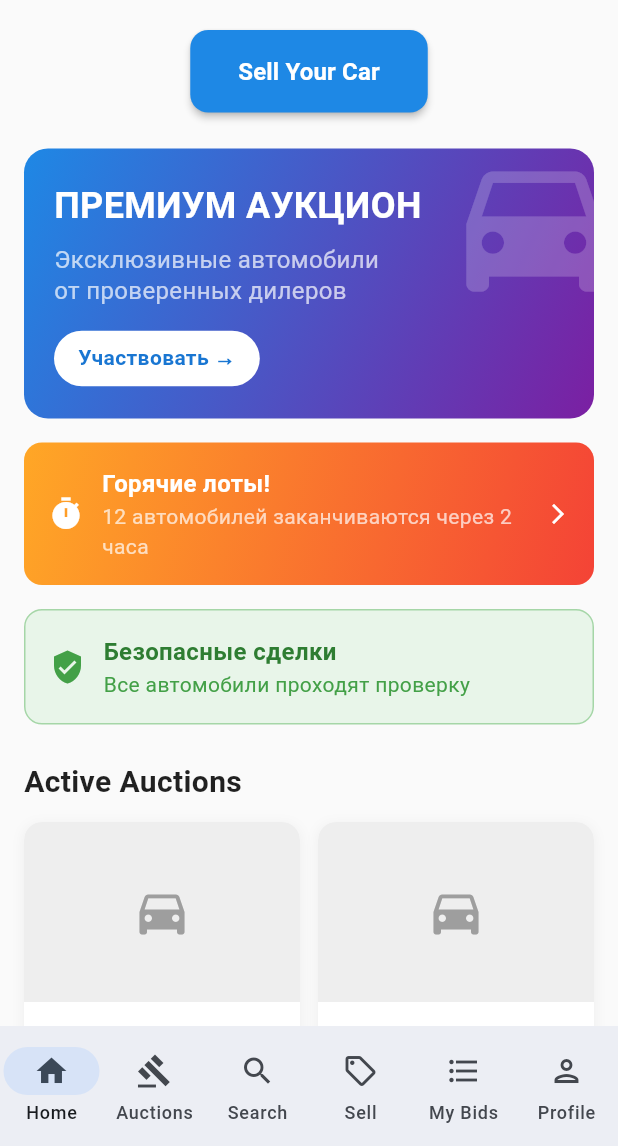
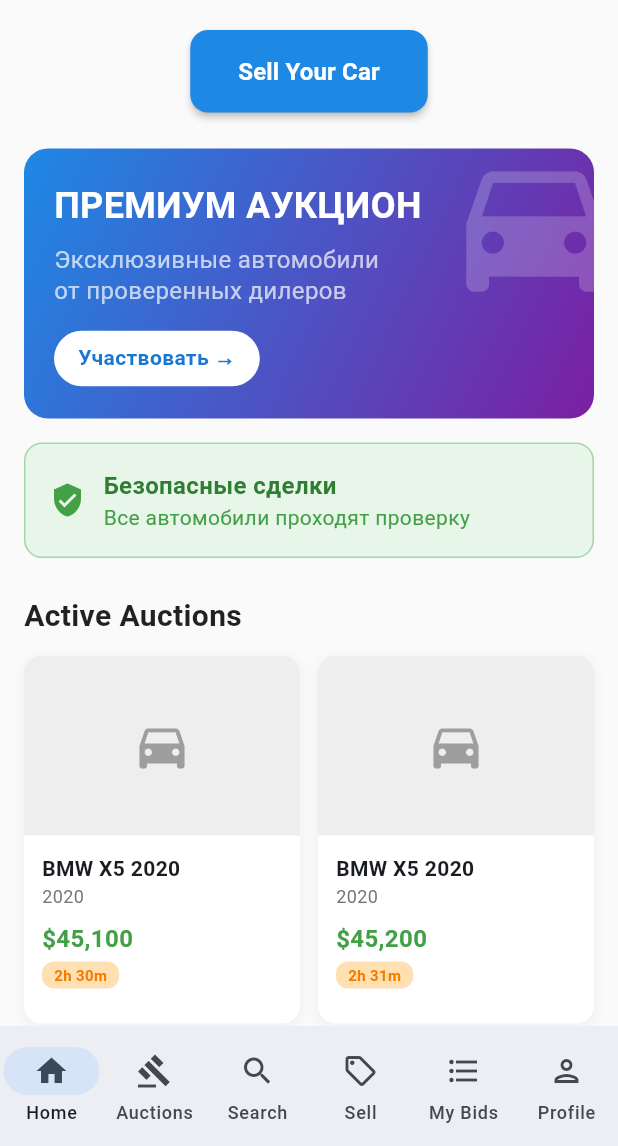
Before and after one commit to serviceapp225/ARO, a Flutter app: the screen it shows after launch, on a phone screen of 412 x 824 dp, the part 90-1236 px from its top. Run offline on Flutter 3.47's test engine with Material 3 defaults, Android fonts, the phone set to English and light mode, and no system bars.

Commit message:
Remove the featured section showcasing rapidly expiring vehicle auctions
Removes the "Hot Lots" banner from Flutter HomeScreen, FlutterPreview.tsx and HomePage.tsx.

Replit-Commit-Author: Agent
Replit-Commit-Session-Id: 4946345d-ac99-4a2f-915c-6c0cb7f43d87
Replit-Commit-Screenshot-Url: https://storage.googleapis.com/screenshot-production-us-central1/d8a15fc1-aa9c-422e-afb1-9506fa80f861/5badefcc-6106-45cb-9711-5184e5a4a9ae.jpg

```diff
--- a/autoauction_flutter/lib/screens/home_screen.dart
+++ b/autoauction_flutter/lib/screens/home_screen.dart
@@ -192,58 +192,7 @@ class _AnnouncementBanners extends StatelessWidget {
 
         const SizedBox(height: 16),
 
-        // Secondary Advertisement Banner
-        Container(
-          width: double.infinity,
-          padding: const EdgeInsets.all(16),
-          decoration: BoxDecoration(
-            gradient: LinearGradient(
-              colors: [Colors.orange.shade400, Colors.red.shade500],
-              begin: Alignment.topLeft,
-              end: Alignment.bottomRight,
-            ),
-            borderRadius: BorderRadius.circular(12),
-          ),
-          child: Row(
-            children: [
-              Icon(
-                Icons.timer,
-                color: Colors.white,
-                size: 24,
-              ),
-              const SizedBox(width: 12),
-              Expanded(
-                child: Column(
-                  crossAxisAlignment: CrossAxisAlignment.start,
-                  children: [
-                    const Text(
-                      'Горячие лоты!',
-                      style: TextStyle(
-                        color: Colors.white,
-                        fontSize: 16,
-                        fontWeight: FontWeight.bold,
-                      ),
-                    ),
-                    const Text(
-                      '12 автомобилей заканчиваются через 2 часа',
-                      style: TextStyle(
-                        color: Colors.white70,
-                        fontSize: 14,
-                      ),
-                    ),
-                  ],
-                ),
-              ),
-              Icon(
-                Icons.arrow_forward_ios,
-                color: Colors.white,
-                size: 16,
-              ),
-            ],
-          ),
-        ),
 
-        const SizedBox(height: 16),
 
         // News/Info Banner
         Container(
```
Also changed, not shown: 2 other files.
